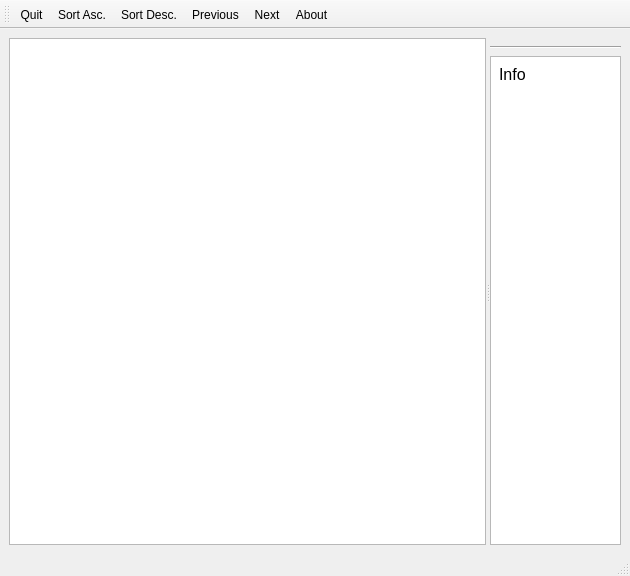
This is ui/mainwindow.ui in simaxw/unit-convert as Qt 5 draws it before an edit. The edited form follows.
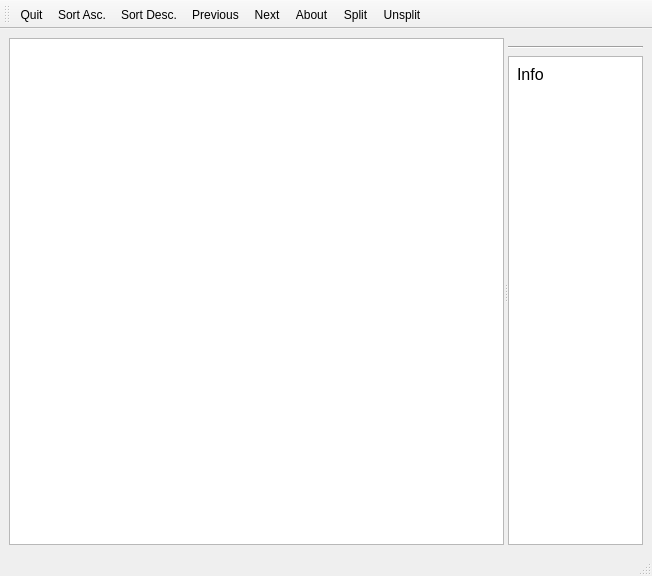
This is the edited form. Icons and pictures are not drawn.

What changed in the file:
```diff
--- a/ui/mainwindow.ui
+++ b/ui/mainwindow.ui
@@ -7,7 +7,7 @@
    <rect>
     <x>0</x>
     <y>0</y>
-    <width>630</width>
+    <width>652</width>
     <height>576</height>
    </rect>
   </property>
@@ -79,7 +79,7 @@
             <rect>
              <x>0</x>
              <y>0</y>
-             <width>129</width>
+             <width>134</width>
              <height>475</height>
             </rect>
            </property>
@@ -162,6 +162,8 @@
    <addaction name="actionPrevious"/>
    <addaction name="actionNext"/>
    <addaction name="actionAbout"/>
+   <addaction name="actionSplit"/>
+   <addaction name="actionUnsplit"/>
   </widget>
   <widget class="QStatusBar" name="statusBar"/>
   <action name="actionAbout">
@@ -263,6 +265,24 @@
     <string>Go to next Group (Ctrl+Down)</string>
    </property>
   </action>
+  <action name="actionSplit">
+   <property name="icon">
+    <iconset resource="../res/main.qrc">
+     <normaloff>:/icon/icons/left.png</normaloff>:/icon/icons/left.png</iconset>
+   </property>
+   <property name="text">
+    <string>Split</string>
+   </property>
+  </action>
+  <action name="actionUnsplit">
+   <property name="icon">
+    <iconset resource="../res/main.qrc">
+     <normaloff>:/icon/icons/right.png</normaloff>:/icon/icons/right.png</iconset>
+   </property>
+   <property name="text">
+    <string>Unsplit</string>
+   </property>
+  </action>
  </widget>
  <tabstops>
   <tabstop>lstUnitGroups</tabstop>
```
